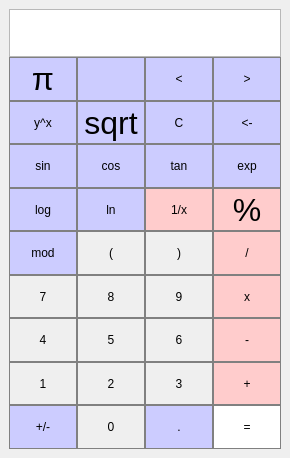
First picture: the form in instructor/Calculator_cmake/mainwindow.ui, repository ajjkoch/allgaeu_rechner, before the edit.
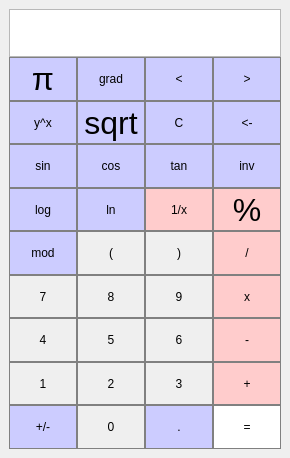
Second picture: the form after the edit.

```diff
--- a/instructor/Calculator_cmake/mainwindow.ui
+++ b/instructor/Calculator_cmake/mainwindow.ui
@@ -754,7 +754,7 @@
 }</string>
         </property>
         <property name="text">
-         <string>exp</string>
+         <string>inv</string>
         </property>
        </widget>
       </item>
@@ -947,7 +947,7 @@
 }</string>
         </property>
         <property name="text">
-         <string/>
+         <string>grad</string>
         </property>
        </widget>
       </item>
```
Left out of the diff: 4 changed lines with no effect on the pictures.
